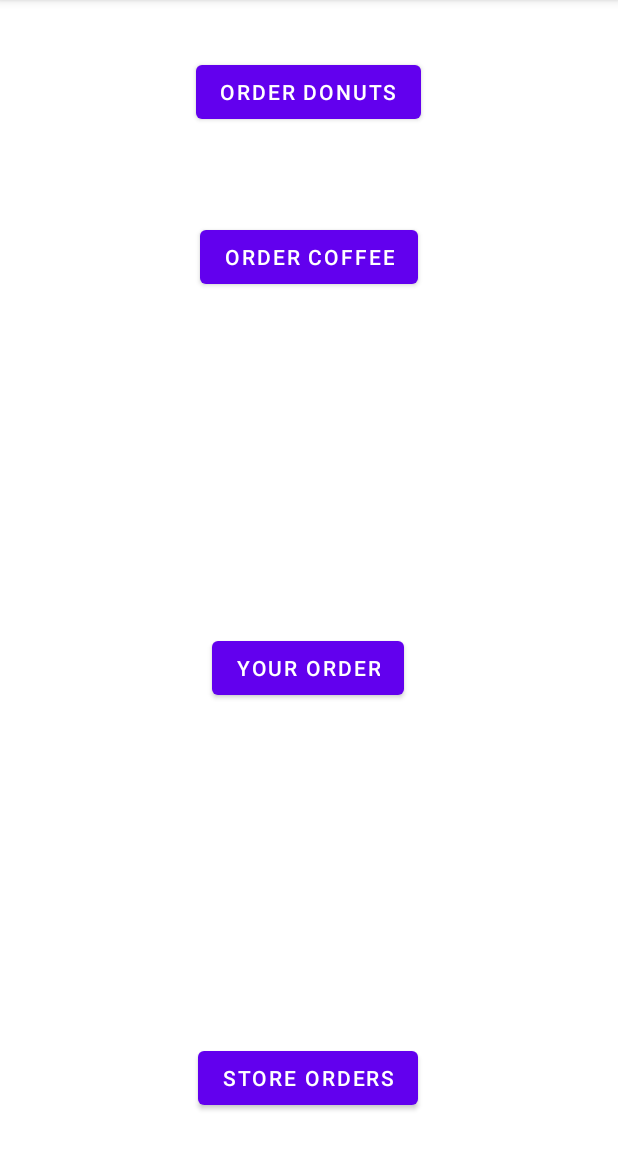
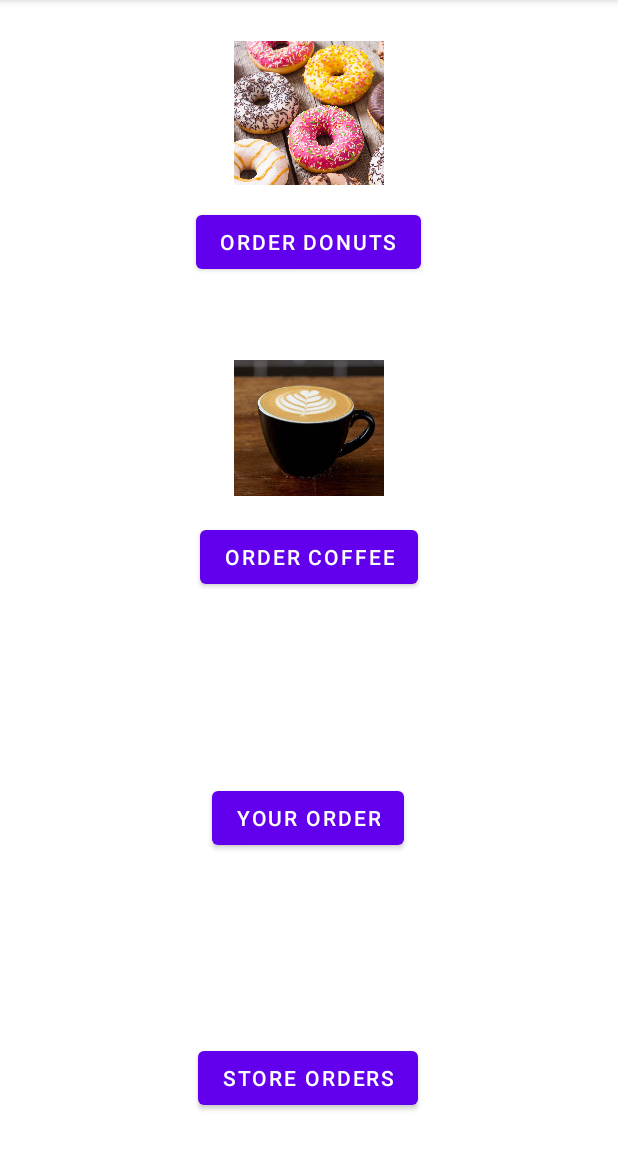
Before and after one commit to VikrantPulipati/SoftMethProj5, an Android app: the screen it shows after launch (MainActivity), on a phone screen of 412 x 824 dp, the part 84-1236 px from its top. Run offline under Robolectric (Android 15) with nearby library versions, the phone set to English and light mode, and no system bars; our stand-ins replace data binding.

Commit message:
Added more images to app

```diff
--- a/app/src/main/res/layout/fragment_main.xml
+++ b/app/src/main/res/layout/fragment_main.xml
@@ -15,13 +15,16 @@
 
         <ImageView
             android:id="@+id/iv_donut"
-            android:layout_width="wrap_content"
-            android:layout_height="wrap_content"
+            android:layout_width="0dp"
+            android:layout_height="100dp"
             android:layout_marginTop="25dp"
+            android:adjustViewBounds="true"
+            app:layout_constraintDimensionRatio="h,1:1"
             app:layout_constraintEnd_toEndOf="parent"
             app:layout_constraintStart_toStartOf="parent"
             app:layout_constraintTop_toTopOf="parent"
-            tools:src="@tools:sample/avatars" />
+            app:srcCompat="@drawable/donuts"
+            tools:src="@tools:sample/avatars"/>
 
         <Button
             android:id="@+id/bt_order_donut"
@@ -36,12 +39,14 @@
 
         <ImageView
             android:id="@+id/iv_coffee"
-            android:layout_width="wrap_content"
-            android:layout_height="wrap_content"
+            android:layout_width="100dp"
+            android:layout_height="0dp"
             android:layout_marginTop="50dp"
+            app:layout_constraintDimensionRatio="h,1:1"
             app:layout_constraintEnd_toEndOf="parent"
             app:layout_constraintStart_toStartOf="parent"
             app:layout_constraintTop_toBottomOf="@+id/bt_order_donut"
+            app:srcCompat="@drawable/coffee"
             tools:src="@tools:sample/avatars" />
 
         <Button
```
Also changed, not shown: app/src/main/res/drawable/coffee.png (added), app/src/main/res/drawable/donuts.png (added).
